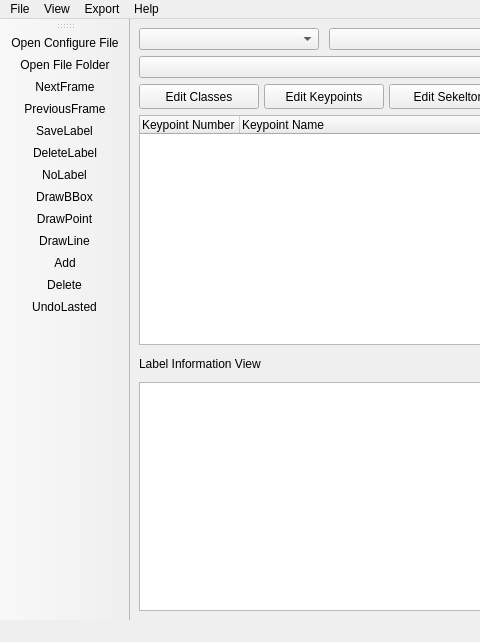
Before: the Qt Designer form animalposetracker/gui/ui/animalposeannotator.ui in wux024/AnimalPoseTracker, drawn with Qt 5; both pictures show x 0 to 480 and y 0 to 642 of the 1120 by 642 pixel window.
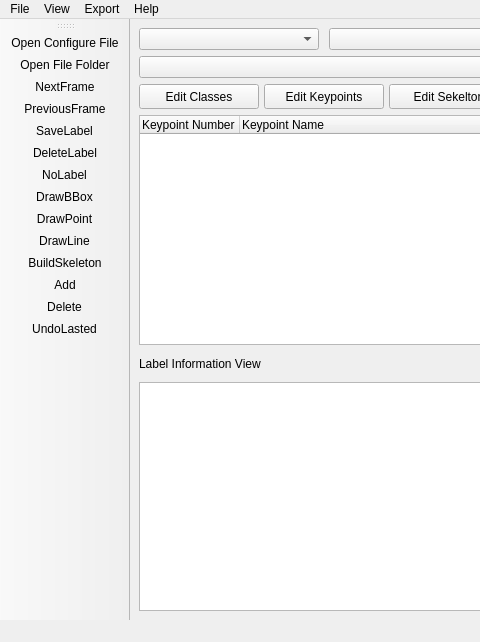
After: the same form once the commit is applied. Icons and pictures are not drawn.

Diff of the .ui file:
```diff
--- a/animalposetracker/gui/ui/animalposeannotator.ui
+++ b/animalposetracker/gui/ui/animalposeannotator.ui
@@ -331,6 +331,7 @@
    <addaction name="actionDrawBBox"/>
    <addaction name="actionDrawPoint"/>
    <addaction name="actionDrawLine"/>
+   <addaction name="actionBuildSkeleton"/>
    <addaction name="actionAdd"/>
    <addaction name="actionDelete"/>
    <addaction name="actionUndoLasted"/>
@@ -493,6 +494,17 @@
     <string>Light</string>
    </property>
   </action>
+  <action name="actionBuildSkeleton">
+   <property name="icon">
+    <iconset theme="format-text-strikethrough"/>
+   </property>
+   <property name="text">
+    <string>BuildSkeleton</string>
+   </property>
+   <property name="menuRole">
+    <enum>QAction::MenuRole::NoRole</enum>
+   </property>
+  </action>
  </widget>
  <resources/>
  <connections/>
```
